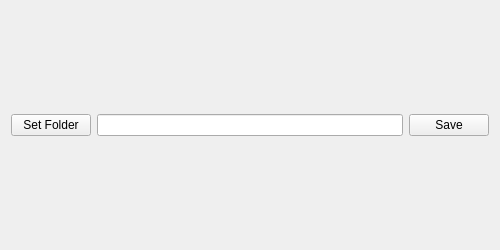
Qt form mainwindow.ui (huellif/CenRepConverter) before a commit.
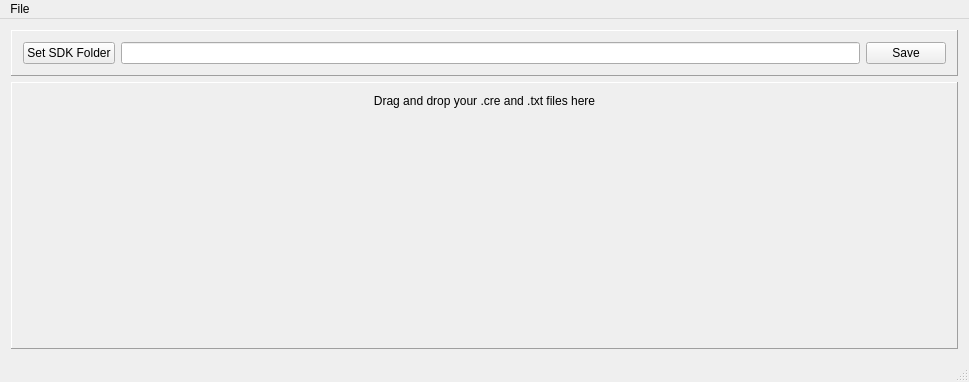
The same form after that commit.

Patch:
```diff
--- a/mainwindow.ui
+++ b/mainwindow.ui
@@ -6,34 +6,153 @@
    <rect>
     <x>0</x>
     <y>0</y>
-    <width>500</width>
-    <height>250</height>
+    <width>969</width>
+    <height>382</height>
    </rect>
   </property>
   <property name="windowTitle">
    <string>CenRepConverter by huellif</string>
   </property>
   <widget class="QWidget" name="centralWidget">
-   <layout class="QHBoxLayout" name="horizontalLayout_2">
+   <property name="sizePolicy">
+    <sizepolicy hsizetype="Expanding" vsizetype="Expanding">
+     <horstretch>0</horstretch>
+     <verstretch>0</verstretch>
+    </sizepolicy>
+   </property>
+   <property name="acceptDrops">
+    <bool>false</bool>
+   </property>
+   <layout class="QVBoxLayout" name="verticalLayout">
     <item>
-     <widget class="QPushButton" name="Load">
-      <property name="text">
-       <string>Set Folder</string>
+     <widget class="QFrame" name="frame">
+      <property name="acceptDrops">
+       <bool>false</bool>
       </property>
+      <property name="frameShape">
+       <enum>QFrame::Panel</enum>
+      </property>
+      <property name="frameShadow">
+       <enum>QFrame::Raised</enum>
+      </property>
+      <layout class="QHBoxLayout" name="horizontalLayout_2">
+       <item>
+        <widget class="QPushButton" name="Load">
+         <property name="acceptDrops">
+          <bool>false</bool>
+         </property>
+         <property name="text">
+          <string>Set SDK Folder</string>
+         </property>
+        </widget>
+       </item>
+       <item>
+        <widget class="QLineEdit" name="lineEdit">
+         <property name="acceptDrops">
+          <bool>false</bool>
+         </property>
+        </widget>
+       </item>
+       <item>
+        <widget class="QPushButton" name="Save">
+         <property name="acceptDrops">
+          <bool>false</bool>
+         </property>
+         <property name="text">
+          <string>Save</string>
+         </property>
+        </widget>
+       </item>
+      </layout>
      </widget>
     </item>
     <item>
-     <widget class="QLineEdit" name="lineEdit"/>
-    </item>
-    <item>
-     <widget class="QPushButton" name="Save">
-      <property name="text">
-       <string>Save</string>
+     <widget class="QFrame" name="frame_2">
+      <property name="acceptDrops">
+       <bool>false</bool>
       </property>
+      <property name="frameShape">
+       <enum>QFrame::Panel</enum>
+      </property>
+      <property name="frameShadow">
+       <enum>QFrame::Raised</enum>
+      </property>
+      <layout class="QVBoxLayout" name="verticalLayout_2">
+       <item>
+        <widget class="QLabel" name="description">
+         <property name="text">
+          <string>Drag and drop your .cre and .txt files here</string>
+         </property>
+         <property name="alignment">
+          <set>Qt::AlignHCenter|Qt::AlignTop</set>
+         </property>
+         <property name="wordWrap">
+          <bool>true</bool>
+         </property>
+        </widget>
+       </item>
+       <item>
+        <spacer name="verticalSpacer">
+         <property name="acceptDrops">
+          <bool>true</bool>
+         </property>
+         <property name="orientation">
+          <enum>Qt::Vertical</enum>
+         </property>
+         <property name="sizeHint" stdset="0">
+          <size>
+           <width>20</width>
+           <height>271</height>
+          </size>
+         </property>
+        </spacer>
+       </item>
+      </layout>
      </widget>
     </item>
    </layout>
   </widget>
+  <widget class="QMenuBar" name="menuBar">
+   <property name="geometry">
+    <rect>
+     <x>0</x>
+     <y>0</y>
+     <width>969</width>
+     <height>21</height>
+    </rect>
+   </property>
+   <widget class="QMenu" name="menuFile">
+    <property name="title">
+     <string>File</string>
+    </property>
+    <widget class="QMenu" name="menuConvert">
+     <property name="title">
+      <string>Convert</string>
+     </property>
+     <addaction name="actionA_file"/>
+     <addaction name="actionA_folder"/>
+    </widget>
+    <addaction name="menuConvert"/>
+    <addaction name="actionExit"/>
+   </widget>
+   <addaction name="menuFile"/>
+  </widget>
+  <widget class="QStatusBar" name="output"/>
+  <action name="actionExit">
+   <property name="text">
+    <string>Exit</string>
+   </property>
+  </action>
+  <action name="actionA_file">
+   <property name="text">
+    <string>File(s)</string>
+   </property>
+  </action>
+  <action name="actionA_folder">
+   <property name="text">
+    <string>Folder</string>
+   </property>
+  </action>
  </widget>
  <layoutdefault spacing="6" margin="11"/>
  <resources/>
```
Left out of the diff: 5 changed lines with no effect on the pictures.
